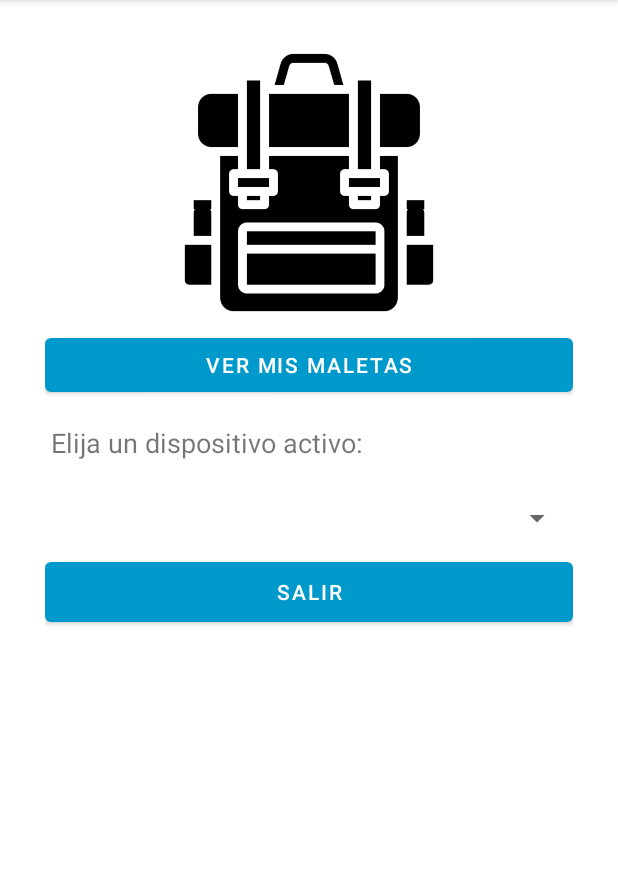
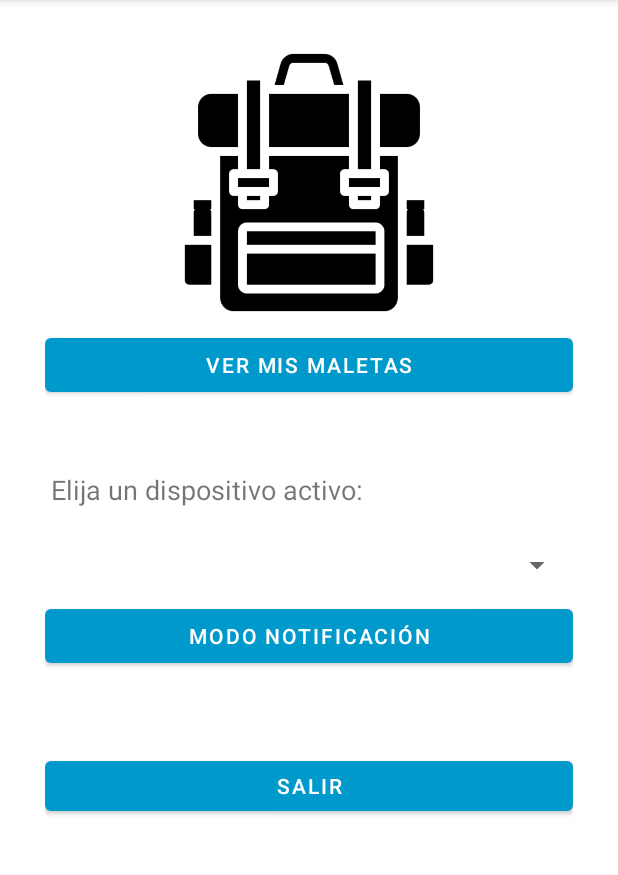
Before and after one commit to amst-fiec/2T2020-Rastreo-de-mochila-v3.0, an Android app: the Home screen opened directly, with no data from a screen before it, on a phone screen of 412 x 824 dp, the part 84-959 px from its top. Run offline under Robolectric (Android 15) with nearby library versions, the phone set to English and light mode, and no system bars; Roboto replaces fonts that are not available here.

Commit message:
Botón en home.xml

```diff
--- a/app/src/main/java/com/example/finder/Home.java
+++ b/app/src/main/java/com/example/finder/Home.java
@@ -46,6 +46,10 @@ public class Home extends AppCompatActivity implements AdapterView.OnItemSelecte
         startActivity(new Intent(getApplicationContext(), Maletas.class));
     }
 
+    public void modoNotificacion(View view) {
+        startActivity(new Intent(getApplicationContext(), Modo.class));
+    }
+
     public void Salir(View view) {
         moveTaskToBack(true);
         android.os.Process.killProcess(android.os.Process.myPid());
--- a/app/src/main/res/layout/activity_home.xml
+++ b/app/src/main/res/layout/activity_home.xml
@@ -32,6 +32,11 @@
             app:backgroundTint="@android:color/holo_blue_dark" />
 
         <TextView
+            android:id="@+id/textView2"
+            android:layout_width="match_parent"
+            android:layout_height="31dp" />
+
+        <TextView
             android:id="@+id/txt_texto"
             android:layout_width="215dp"
             android:layout_height="55dp"
@@ -45,9 +50,22 @@
             android:layout_height="46dp" />
 
         <Button
+            android:id="@+id/ModoNotificacion"
+            android:layout_width="match_parent"
+            android:layout_height="wrap_content"
+            android:onClick="modoNotificacion"
+            android:text="Modo Notificación"
+            app:backgroundTint="@android:color/holo_blue_dark" />
+
+        <TextView
+            android:id="@+id/txt_vacio"
+            android:layout_width="match_parent"
+            android:layout_height="53dp" />
+
+        <Button
             android:id="@+id/btn_salir"
             android:layout_width="match_parent"
-            android:layout_height="52dp"
+            android:layout_height="45dp"
             android:gravity="center"
             android:onClick="Salir"
             android:text="SALIR"
```
Also changed, not shown: app/src/main/AndroidManifest.xml (+11 -12 lines), app/src/main/java/com/example/finder/Modo.java (added, +16 -0 lines), app/src/main/res/layout/activity_modo.xml (added, +34 -0 lines).
